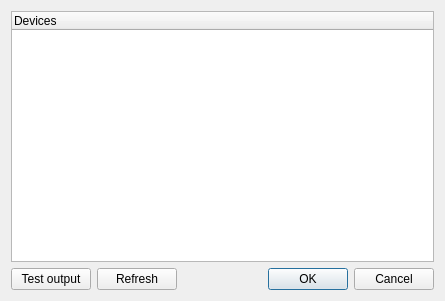
The window that libs/udmxout/configureudmxout.ui (Andersbakken/qlc) describes before a commit, drawn with Qt 5.
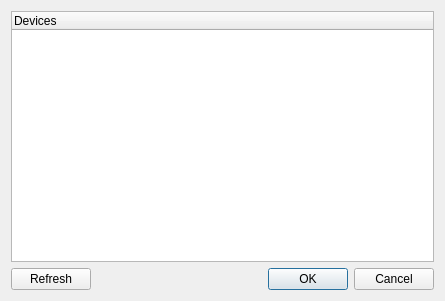
The same window after the commit.

Commit message: Removed the output testing feature from udmx configuration because it screws up QLC's DMX writer.

The edit to the form file:
```diff
--- a/libs/udmxout/configureudmxout.ui
+++ b/libs/udmxout/configureudmxout.ui
@@ -22,20 +22,6 @@
      </column>
     </widget>
    </item>
-   <item row="1" column="0" >
-    <widget class="QPushButton" name="m_testButton" >
-     <property name="text" >
-      <string>Test output</string>
-     </property>
-    </widget>
-   </item>
-   <item row="1" column="1" >
-    <widget class="QPushButton" name="m_refreshButton" >
-     <property name="text" >
-      <string>Refresh</string>
-     </property>
-    </widget>
-   </item>
    <item row="1" column="2" >
     <spacer name="horizontalSpacer" >
      <property name="orientation" >
@@ -56,6 +42,13 @@
      </property>
     </widget>
    </item>
+   <item row="1" column="0" >
+    <widget class="QPushButton" name="m_refreshButton" >
+     <property name="text" >
+      <string>Refresh</string>
+     </property>
+    </widget>
+   </item>
   </layout>
  </widget>
  <layoutdefault spacing="6" margin="11" />
```
The commit also changes 2 other files.
